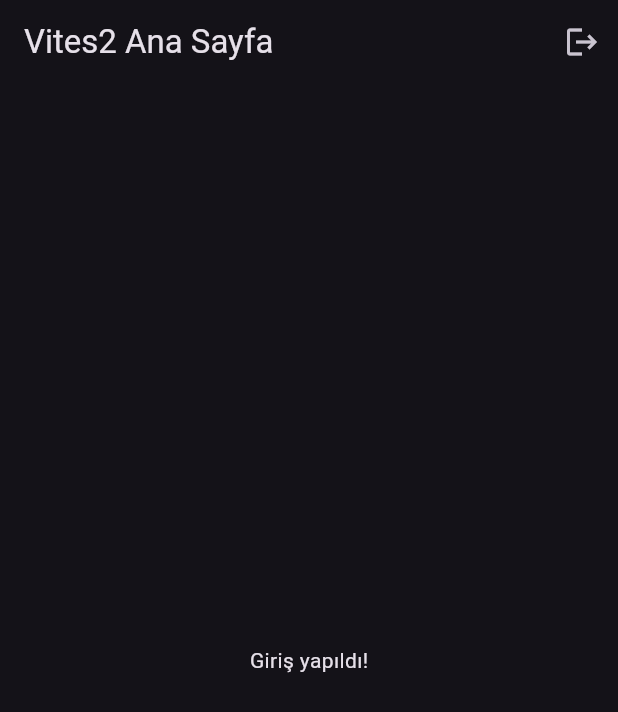
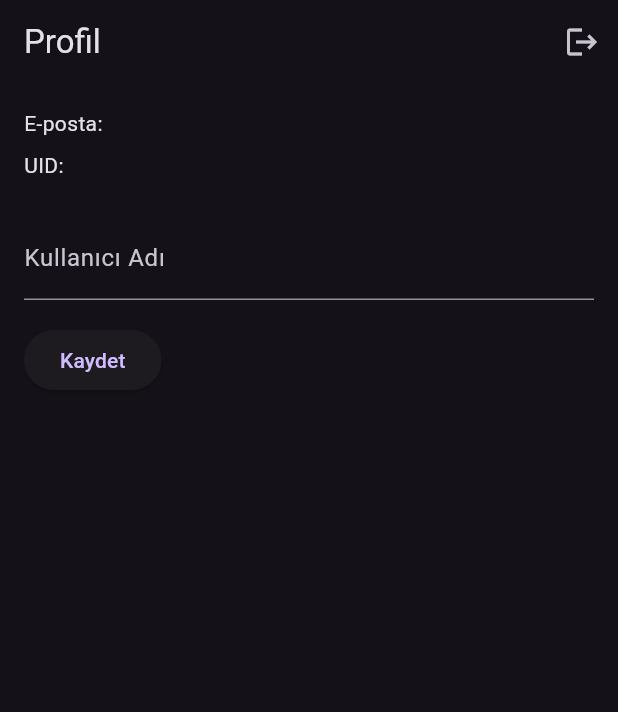
Before and after one commit to senyusuf052-del/ozi, a Flutter app: the screen it shows once a user with an empty profile is signed in, on a phone screen of 412 x 824 dp. Shown: the top 712 px of the screen. Run offline on Flutter 3.47's test engine with Material 3 defaults, Android fonts, the phone set to English and light mode, and no system bars; our stand-ins replace cloud_firestore, firebase_auth, firebase_core; accounts and stored records are empty.

Commit message:
feat: Kullanıcı profili sayfası ve güncelleme işlevi
- Kullanıcı profili verilerini Firestore'dan okumak ve yazmak için `ProfileService` oluşturuldu.
- `HomePage`, Firestore'dan gelen kullanıcı verilerini (e-posta, UID, kullanıcı adı) gösteren bir profil sayfasına dönüştürüldü.
- Kullanıcıların kullanıcı adlarını güncellemeleri için bir `TextField` ve "Kaydet" butonu eklendi.
- "Kaydet" butonu, `ProfileService` aracılığıyla veriyi Firestore'a yazar ve arayüzü günceller.

```diff
--- a/lib/main.dart
+++ b/lib/main.dart
@@ -1,7 +1,9 @@
+import 'package:cloud_firestore/cloud_firestore.dart';
 import 'package:flutter/material.dart';
 import 'package:firebase_core/firebase_core.dart';
 import 'package:vites2/auth_gate.dart';
 import 'package:vites2/services/auth_service.dart';
+import 'package:vites2/services/profile_service.dart';
 
 Future<void> main() async {
   WidgetsFlutterBinding.ensureInitialized();
@@ -25,15 +27,23 @@ class Vites2App extends StatelessWidget {
   }
 }
 
-class HomePage extends StatelessWidget {
+class HomePage extends StatefulWidget {
   const HomePage({super.key});
 
   @override
+  State<HomePage> createState() => _HomePageState();
+}
+
+class _HomePageState extends State<HomePage> {
+  final AuthService _authService = AuthService();
+  final ProfileService _profileService = ProfileService();
+  final TextEditingController _usernameController = TextEditingController();
+
+  @override
   Widget build(BuildContext context) {
-    final AuthService _authService = AuthService();
     return Scaffold(
       appBar: AppBar(
-        title: const Text('Vites2 Ana Sayfa'),
+        title: const Text('Profil'),
         actions: [
           IconButton(
             icon: const Icon(Icons.logout),
@@ -43,8 +53,71 @@ class HomePage extends StatelessWidget {
           ),
         ],
       ),
-      body: const Center(
-        child: Text('Giriş yapıldı!'),
+      body: FutureBuilder<DocumentSnapshot?>(
+        future: _profileService.getUserProfile(),
+        builder: (context, snapshot) {
+          if (snapshot.connectionState == ConnectionState.waiting) {
+            return const Center(child: CircularProgressIndicator());
+          }
+          if (snapshot.hasError) {
+            return Center(child: Text('Bir hata oluştu: ${snapshot.error}'));
+          }
+          if (!snapshot.hasData || snapshot.data == null) {
+            return const Center(child: Text('Profil bilgileri bulunamadı.'));
+          }
+
+          // Verileri Map olarak al
+          final data = snapshot.data!.data() as Map<String, dynamic>?;
+
+          if (data == null) {
+            return const Center(child: Text('Profil verileri boş.'));
+          }
+
+          _usernameController.text = data['username'] ?? '';
+
+          return Padding(
+            padding: const EdgeInsets.all(16.0),
+            child: Column(
+              crossAxisAlignment: CrossAxisAlignment.start,
+              children: [
+                Text('E-posta: ${data['email'] ?? 'Belirtilmemiş'}'),
+                const SizedBox(height: 8),
+                Text('UID: ${data['uid'] ?? 'Belirtilmemiş'}'),
+                const SizedBox(height: 24),
+                TextField(
+                  controller: _usernameController,
+                  decoration: const InputDecoration(labelText: 'Kullanıcı Adı'),
+                ),
+                const SizedBox(height: 16),
+                ElevatedButton(
+                  onPressed: () async {
+                    try {
+                      await _profileService.updateUserProfile({
+                        'username': _usernameController.text,
+                      });
+                      ScaffoldMessenger.of(context).showSnackBar(
+                        const SnackBar(
+                          content: Text('Profil güncellendi!'),
+                          backgroundColor: Colors.green,
+                        ),
+                      );
+                      // Sayfayı yeniden yükle
+                      setState(() {});
+                    } catch (e) {
+                      ScaffoldMessenger.of(context).showSnackBar(
+                        SnackBar(
+                          content: Text('Hata: ${e.toString()}'),
+                          backgroundColor: Colors.red,
+                        ),
+                      );
+                    }
+                  },
+                  child: const Text('Kaydet'),
+                ),
+              ],
+            ),
+          );
+        },
       ),
     );
   }
--- /dev/null
+++ b/lib/services/profile_service.dart
@@ -0,0 +1,27 @@
+import 'package:cloud_firestore/cloud_firestore.dart';
+import 'package:firebase_auth/firebase_auth.dart';
+
+class ProfileService {
+  final FirebaseFirestore _firestore = FirebaseFirestore.instance;
+  final FirebaseAuth _auth = FirebaseAuth.instance;
+
+  // Mevcut kullanıcının profil verilerini getir
+  Future<DocumentSnapshot?> getUserProfile() async {
+    final User? currentUser = _auth.currentUser;
+    if (currentUser == null) {
+      return null;
+    }
+    return await _firestore.collection('users').doc(currentUser.uid).get();
+  }
+
+  // Kullanıcı profilini güncelle
+  Future<void> updateUserProfile(Map<String, dynamic> data) async {
+    final User? currentUser = _auth.currentUser;
+    if (currentUser != null) {
+      await _firestore
+          .collection('users')
+          .doc(currentUser.uid)
+          .update(data);
+    }
+  }
+}
```
